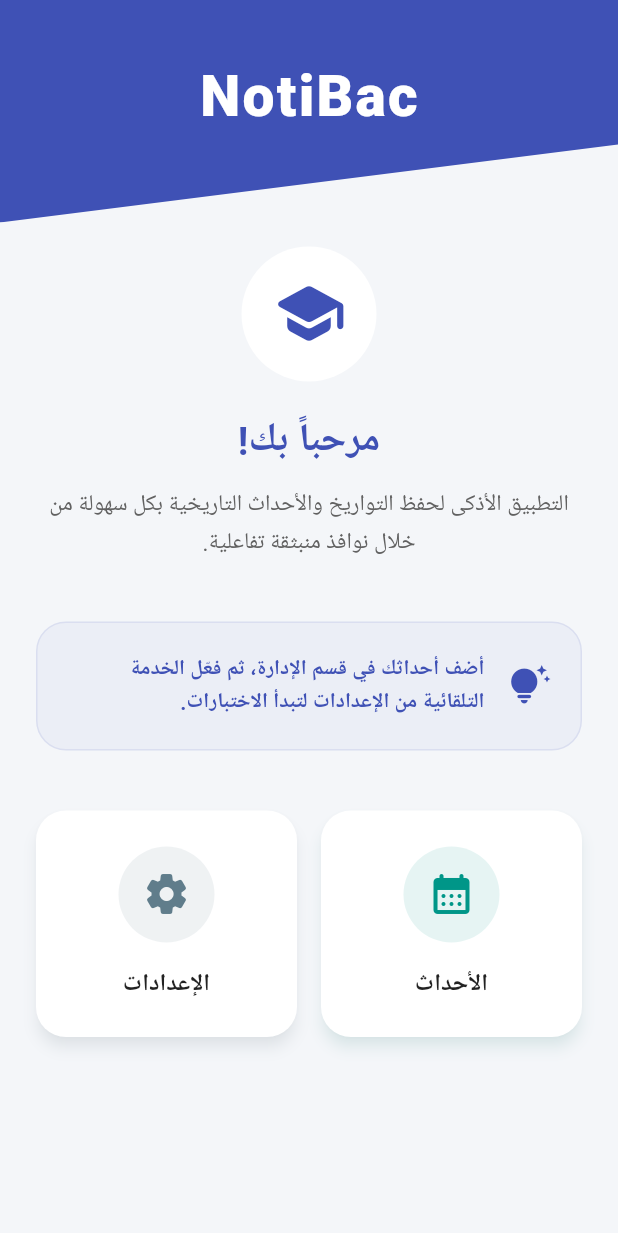
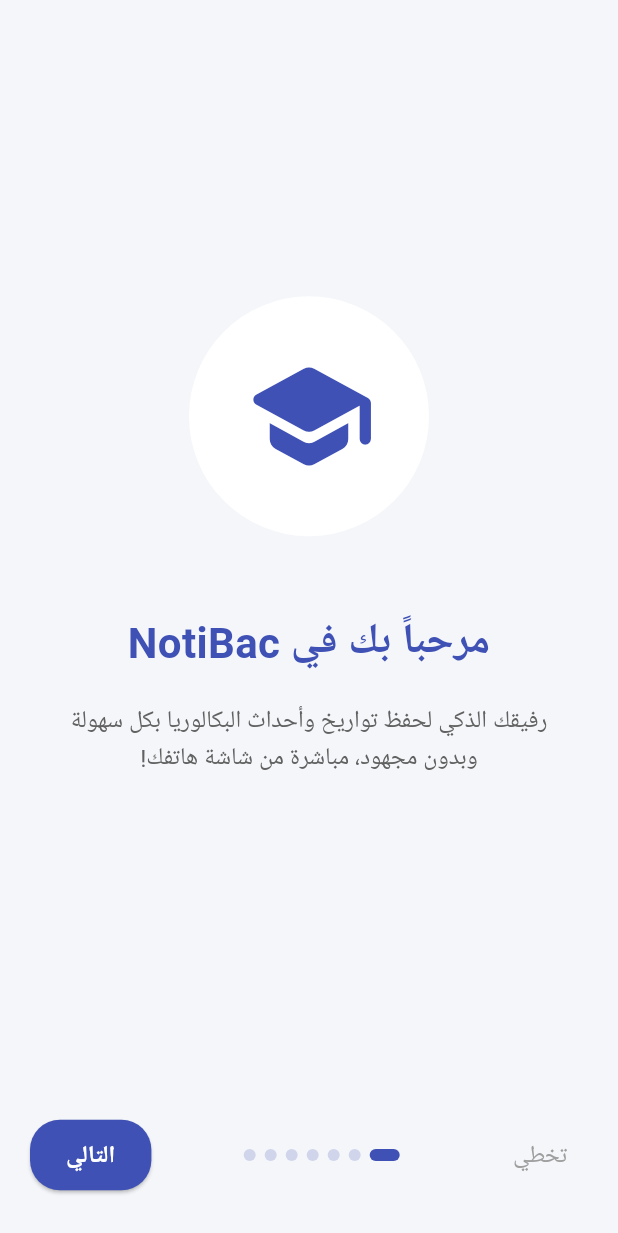
Before and after one commit to Mohamed-Boukra/NotiBac, a Flutter app: the screen it shows after launch, on a phone screen of 412 x 824 dp. Shown: the top 1233 px of the screen. Run offline on Flutter 3.47's test engine with Material 3 defaults, Android fonts, the phone set to English and light mode, and no system bars; our stand-ins replace shared_preferences.

Commit message:
add onboarding pages , and remove 30s testing button

```diff
--- a/lib/main.dart
+++ b/lib/main.dart
@@ -1,13 +1,20 @@
 import 'package:flutter/material.dart';
+import 'package:shared_preferences/shared_preferences.dart';
 import 'pages/home_page.dart';
+import 'pages/onboarding_page.dart';
 
 void main() async {
   WidgetsFlutterBinding.ensureInitialized();
-  runApp(const NotiBacApp());
+  final prefs = await SharedPreferences.getInstance();
+  final hasSeenOnboarding = prefs.getBool('has_seen_onboarding') ?? false;
+
+  runApp(NotiBacApp(hasSeenOnboarding: hasSeenOnboarding));
 }
 
 class NotiBacApp extends StatelessWidget {
-  const NotiBacApp({super.key});
+  final bool hasSeenOnboarding;
+
+  const NotiBacApp({super.key, required this.hasSeenOnboarding});
 
   @override
   Widget build(BuildContext context) {
@@ -21,7 +28,7 @@
         ),
         useMaterial3: true,
       ),
-      home: const HomePage(),
+      home: hasSeenOnboarding ? const HomePage() : const OnboardingPage(),
     );
   }
 }
--- a/lib/pages/home_page.dart
+++ b/lib/pages/home_page.dart
@@ -132,6 +132,33 @@
                           ),
                         ],
                       ),
+                      const SizedBox(height: 60),
+
+                      // Developer Credit
+                      Directionality(
+                        textDirection: TextDirection.ltr,
+                        child: Row(
+                          mainAxisAlignment: MainAxisAlignment.center,
+                          children: [
+                            const Icon(Icons.code_rounded, size: 18, color: Colors.indigo),
+                            const SizedBox(width: 8),
+                            Text(
+                              'Developed by ',
+                              style: TextStyle(fontSize: 13, color: Colors.grey[600]),
+                            ),
+                            const Text(
+                              'Mohamed Boukra',
+                              style: TextStyle(
+                                fontSize: 13,
+                                color: Colors.indigo,
+                                fontWeight: FontWeight.bold,
+                                letterSpacing: 0.5,
+                              ),
+                            ),
+                          ],
+                        ),
+                      ),
+                      const SizedBox(height: 20),
                     ],
                   ),
                 ),
--- /dev/null
+++ b/lib/pages/onboarding_page.dart
@@ -0,0 +1,435 @@
+import 'package:flutter/material.dart';
+import 'package:shared_preferences/shared_preferences.dart';
+import 'home_page.dart';
+
+class OnboardingPage extends StatefulWidget {
+  const OnboardingPage({super.key});
+  @override
+  State<OnboardingPage> createState() => _OnboardingPageState();
+}
+
+class _OnboardingPageState extends State<OnboardingPage> {
+  final PageController _controller = PageController();
+  int _currentPage = 0;
+  final int _totalPages = 7;
+
+  // Mock states for interactive elements
+  bool _cardFlipped = false;
+  String _mockPopupPosition = 'right';
+  bool _mockServiceEnabled = false;
+  double _mockFrequency = 20;
+  bool _mockDndEnabled = false;
+
+  // For the overlay popup preview
+  OverlayEntry? _overlayEntry;
+
+  void _finishOnboarding() async {
+    final prefs = await SharedPreferences.getInstance();
+    await prefs.setBool('has_seen_onboarding', true);
+    if (!mounted) return;
+    Navigator.pushReplacement(context, MaterialPageRoute(builder: (_) => const HomePage()));
+  }
+
+  void _showMockOverlay(String position) {
+    _overlayEntry?.remove();
+
+    _overlayEntry = OverlayEntry(builder: (context) {
+      return Align(
+        alignment: position == 'left'
+            ? Alignment.topLeft
+            : (position == 'center' ? Alignment.topCenter : Alignment.topRight),
+        child: Container(
+          margin: EdgeInsets.only(
+            top: MediaQuery.of(context).size.height / 6,
+            right: position == 'right' ? 16 : 0,
+            left: position == 'left' ? 16 : 0,
+          ),
+          child: Material(
+            color: Colors.transparent,
+            child: InkWell(
+              onTap: () {
+                _overlayEntry?.remove();
+                _overlayEntry = null;
+              },
+              borderRadius: BorderRadius.circular(50),
+              child: Container(
+                padding: const EdgeInsets.symmetric(horizontal: 24, vertical: 14),
+                decoration: BoxDecoration(
+                  color: const Color(0xFFE8EAF6),
+                  borderRadius: BorderRadius.circular(50),
+                  border: Border.all(color: Colors.white, width: 2),
+                  boxShadow: const [
+                    BoxShadow(color: Colors.black26, blurRadius: 8, offset: Offset(0, 4))
+                  ]
+                ),
+                child: const Text(
+                  '1954-11-01',
+                  style: TextStyle(color: Color(0xFF1A237E), fontSize: 18, fontWeight: FontWeight.bold),
+                  textAlign: TextAlign.center,
+                ),
+              ),
+            ),
+          ),
+        ),
+      );
+    });
+    Overlay.of(context).insert(_overlayEntry!);
+  }
+
+  @override
+  void dispose() {
+    _overlayEntry?.remove();
+    _controller.dispose();
+    super.dispose();
+  }
+
+  @override
+  Widget build(BuildContext context) {
+    return Scaffold(
+      backgroundColor: const Color(0xFFF4F6F9),
+      body: SafeArea(
+        child: Directionality(
+          textDirection: TextDirection.rtl,
+          child: Column(
+            children: [
+              Expanded(
+                child: PageView(
+                  controller: _controller,
+                  onPageChanged: (index) {
+                    setState(() => _currentPage = index);
+                    // Only show overlay on the position page (index 3)
+                    if (index != 3 && _overlayEntry != null) {
+                      _overlayEntry?.remove();
+                      _overlayEntry = null;
+                    }
+                  },
+                  children: [
+                    _buildPageWelcome(),
+                    _buildPageFlipCard(),
+                    _buildPageStart(),
+                    _buildPagePosition(),
+                    _buildPageFrequency(),
+                    _buildPageDnd(),
+                    _buildPageContent(),
+                  ],
+                ),
+              ),
+              _buildBottomControls(),
+            ],
+          ),
+        ),
+      ),
+    );
+  }
+
+  Widget _buildPageWelcome() {
+    return Padding(
+      padding: const EdgeInsets.all(40),
+      child: Column(
+        mainAxisAlignment: MainAxisAlignment.center,
+        children: [
+          const CircleAvatar(
+            radius: 80,
+            backgroundColor: Colors.white,
+            child: Icon(Icons.school_rounded, size: 90, color: Colors.indigo),
+          ),
+          const SizedBox(height: 50),
+          const Text('مرحباً بك في NotiBac', style: TextStyle(fontSize: 28, fontWeight: FontWeight.bold, color: Colors.indigo)),
+          const SizedBox(height: 20),
+          Text(
+            'رفيقك الذكي لحفظ تواريخ وأحداث البكالوريا بكل سهولة وبدون مجهود، مباشرة من شاشة هاتفك!',
+            textAlign: TextAlign.center,
+            style: TextStyle(fontSize: 16, color: Colors.grey[700], height: 1.5),
+          ),
+        ],
+      ),
+    );
+  }
+
+  Widget _buildPageContent() {
+    return Padding(
+      padding: const EdgeInsets.all(40),
+      child: Column(
+        mainAxisAlignment: MainAxisAlignment.center,
+        children: [
+          const Icon(Icons.library_books_rounded, size: 90, color: Colors.blue),
+          const SizedBox(height: 40),
+          const Text('محتوى جاهز وقابل للتخصيص', textAlign: TextAlign.center, style: TextStyle(fontSize: 26, fontWeight: FontWeight.bold, color: Colors.blue)),
+          const SizedBox(height: 20),
+          Text(
+            'التطبيق يحتوي مسبقاً على تواريخ 3 وحدات تاريخية للبكالوريا.\n\nولكن هذا ليس كل شيء! يمكنك إضافة القوائم الخاصة بك، ووضع أي سؤال وإجابة تريد حفظها (ليس فقط التواريخ!)',
+            textAlign: TextAlign.center,
+            style: TextStyle(fontSize: 16, color: Colors.grey[700], height: 1.5),
+          ),
+        ],
+      ),
+    );
+  }
+
+  Widget _buildPageFlipCard() {
+    return Padding(
+      padding: const EdgeInsets.all(40),
+      child: Column(
+        mainAxisAlignment: MainAxisAlignment.center,
+        children: [
+          const Text('كيف يعمل؟', style: TextStyle(fontSize: 28, fontWeight: FontWeight.bold, color: Colors.teal)),
+          const SizedBox(height: 20),
+          Text(
+            'ستظهر لك نافذة صغيرة عشوائياً وأنت تستخدم هاتفك.\nاضغط عليها لقلبها ومعرفة الإجابة!',
+            textAlign: TextAlign.center,
+            style: TextStyle(fontSize: 16, color: Colors.grey[700], height: 1.5),
+          ),
+          const SizedBox(height: 50),
+
+          GestureDetector(
+            onTap: () => setState(() => _cardFlipped = !_cardFlipped),
+            child: AnimatedContainer(
+              duration: const Duration(milliseconds: 300),
+              padding: const EdgeInsets.symmetric(horizontal: 24, vertical: 20),
+              decoration: BoxDecoration(
+                color: _cardFlipped ? const Color(0xFFE0F2F1) : const Color(0xFFE8EAF6),
+                borderRadius: BorderRadius.circular(50),
+                boxShadow: const [BoxShadow(color: Colors.black12, blurRadius: 10, offset: Offset(0, 5))],
+                border: Border.all(color: Colors.white, width: 3),
+              ),
+              child: Text(
+                _cardFlipped ? 'اندلاع الثورة التحريرية الكبرى' : '1954-11-01',
+                style: TextStyle(
+                  color: _cardFlipped ? const Color(0xFF004D40) : const Color(0xFF1A237E),
+                  fontSize: 20,
+                  fontWeight: FontWeight.bold,
+                ),
+                textAlign: TextAlign.center,
+              ),
+            ),
+          ),
+          const SizedBox(height: 20),
+          Row(
+            mainAxisAlignment: MainAxisAlignment.center,
+            children: [
+              Icon(Icons.touch_app, color: Colors.orange.shade400, size: 24),
+              const SizedBox(width: 8),
+              Text('جرب الضغط عليها!', style: TextStyle(color: Colors.orange.shade600, fontWeight: FontWeight.bold)),
+            ],
+          ),
+        ],
+      ),
+    );
+  }
+
+  Widget _buildPageStart() {
+    return Padding(
+      padding: const EdgeInsets.all(40),
+      child: Column(
+        mainAxisAlignment: MainAxisAlignment.center,
+        children: [
+          const Icon(Icons.power_settings_new_rounded, size: 90, color: Colors.green),
+          const SizedBox(height: 40),
+          const Text('ابدأ الاستخدام', style: TextStyle(fontSize: 28, fontWeight: FontWeight.bold, color: Colors.green)),
+          const SizedBox(height: 20),
+          Text(
+            'من صفحة الإعدادات، قم بتفعيل هذا الزر لتبدأ النوافذ بالظهور تلقائياً أثناء استخدامك للهاتف.',
+            textAlign: TextAlign.center,
+            style: TextStyle(fontSize: 16, color: Colors.grey[700], height: 1.5),
+          ),
+          const SizedBox(height: 40),
+          Container(
+            padding: const EdgeInsets.all(20),
+            decoration: BoxDecoration(
+              color: Colors.white,
+              borderRadius: BorderRadius.circular(20),
+              boxShadow: const [BoxShadow(color: Colors.black12, blurRadius: 10)],
+            ),
+            child: SwitchListTile(
+              title: const Text('تفعيل النوافذ التلقائية', style: TextStyle(fontWeight: FontWeight.bold)),
+              subtitle: Text(_mockServiceEnabled ? 'تعمل الآن' : 'متوقفة', style: TextStyle(color: _mockServiceEnabled ? Colors.teal : Colors.grey)),
+              value: _mockServiceEnabled,
+              activeColor: Colors.teal,
+              onChanged: (val) => setState(() => _mockServiceEnabled = val),
+            ),
+          ),
+        ],
+      ),
+    );
+  }
+
+  Widget _buildPagePosition() {
+    return Padding(
+      padding: const EdgeInsets.all(40),
+      child: Column(
+        mainAxisAlignment: MainAxisAlignment.center,
+        children: [
+          const Text('موضع النافذة', style: TextStyle(fontSize: 28, fontWeight: FontWeight.bold, color: Colors.deepPurple)),
+          const SizedBox(height: 20),
+          Text(
+            'اختر مكان ظهور النافذة على شاشتك. جرب الضغط على الأزرار أدناه لرؤية النتيجة فوراً!',
+            textAlign: TextAlign.center,
+            style: TextStyle(fontSize: 16, color: Colors.grey[700], height: 1.5),
+          ),
+          const SizedBox(height: 50),
+
+          Row(
+            children: [
+              Expanded(child: _buildPositionOption('يمين', 'right', Icons.align_horizontal_right_rounded)),
+              const SizedBox(width: 12),
+              Expanded(child: _buildPositionOption('الوسط', 'center', Icons.align_horizontal_center_rounded)),
+              const SizedBox(width: 12),
+              Expanded(child: _buildPositionOption('يسار', 'left', Icons.align_horizontal_left_rounded)),
+            ],
+          ),
+        ],
+      ),
+    );
+  }
+
+  Widget _buildPositionOption(String title, String value, IconData icon) {
+    final isSelected = _mockPopupPosition == value;
+    return InkWell(
+      onTap: () {
+        setState(() => _mockPopupPosition = value);
+        _showMockOverlay(value);
+      },
+      borderRadius: BorderRadius.circular(12),
+      child: Container(
+        padding: const EdgeInsets.symmetric(vertical: 12),
+        decoration: BoxDecoration(
+          color: isSelected ? Colors.deepPurple : Colors.transparent,
+          borderRadius: BorderRadius.circular(12),
+          border: Border.all(color: isSelected ? Colors.deepPurple : Colors.grey.withValues(alpha: 0.3)),
+        ),
+        child: Column(
+          children: [
+            Icon(icon, color: isSelected ? Colors.white : Colors.blueGrey, size: 24),
+            const SizedBox(height: 8),
+            Text(title, style: TextStyle(color: isSelected ? Colors.white : Colors.blueGrey, fontWeight: isSelected ? FontWeight.bold : FontWeight.normal, fontSize: 13)),
+          ],
+        ),
+      ),
+    );
+  }
+
+  Widget _buildPageFrequency() {
+    return Padding(
+      padding: const EdgeInsets.all(40),
+      child: Column(
+        mainAxisAlignment: MainAxisAlignment.center,
+        children: [
+          const Icon(Icons.timer_rounded, size: 90, color: Colors.orange),
+          const SizedBox(height: 40),
+          const Text('وتيرة الظهور', style: TextStyle(fontSize: 28, fontWeight: FontWeight.bold, color: Colors.orange)),
+          const SizedBox(height: 20),
+          Text(
+            'تحكم في مدى سرعة ظهور النوافذ. يمكنك اختيار الوقت بين كل نافذة وأخرى.',
+            textAlign: TextAlign.center,
+            style: TextStyle(fontSize: 16, color: Colors.grey[700], height: 1.5),
+          ),
+          const SizedBox(height: 40),
+          Container(
+            padding: const EdgeInsets.all(20),
+            decoration: BoxDecoration(
+              color: Colors.white,
+              borderRadius: BorderRadius.circular(20),
+              boxShadow: const [BoxShadow(color: Colors.black12, blurRadius: 10)],
+            ),
+            child: Column(
+              children: [
+                Text('الفاصل الزمني: ${_mockFrequency.toInt()} دقيقة', style: const TextStyle(fontWeight: FontWeight.bold, fontSize: 16, color: Colors.indigo)),
+                Slider(
+                  value: _mockFrequency,
+                  min: 5,
+                  max: 120,
+                  divisions: 23,
+                  activeColor: Colors.indigo,
+                  onChanged: (val) => setState(() => _mockFrequency = val),
+                ),
+              ],
+            ),
+          ),
+        ],
+      ),
+    );
+  }
+
+  Widget _buildPageDnd() {
+    return Padding(
+      padding: const EdgeInsets.all(40),
+      child: Column(
+        mainAxisAlignment: MainAxisAlignment.center,
+        children: [
+          const Icon(Icons.bedtime_rounded, size: 90, color: Colors.indigoAccent),
+          const SizedBox(height: 40),
+          const Text('وقت النوم', style: TextStyle(fontSize: 28, fontWeight: FontWeight.bold, color: Colors.indigoAccent)),
+          const SizedBox(height: 20),
+          Text(
+            'لا تقلق من الإزعاج ليلاً! فعّل وضع "عدم الإزعاج" ليتم إيقاف النوافذ المنبثقة تلقائياً في أوقات نومك.',
+            textAlign: TextAlign.center,
+            style: TextStyle(fontSize: 16, color: Colors.grey[700], height: 1.5),
+          ),
+          const SizedBox(height: 40),
+          Container(
+            padding: const EdgeInsets.all(20),
+            decoration: BoxDecoration(
+              color: Colors.white,
+              borderRadius: BorderRadius.circular(20),
+              boxShadow: const [BoxShadow(color: Colors.black12, blurRadius: 10)],
+            ),
+            child: SwitchListTile(
+              title: const Text('عدم الإزعاج', style: TextStyle(fontWeight: FontWeight.bold)),
+              subtitle: Text('23:00 إلى 07:00', style: TextStyle(color: _mockDndEnabled ? Colors.indigoAccent : Colors.grey)),
+              value: _mockDndEnabled,
+              activeColor: Colors.indigoAccent,
+              onChanged: (val) => setState(() => _mockDndEnabled = val),
+            ),
+          ),
+        ],
+      ),
+    );
+  }
+
+  Widget _buildBottomControls() {
+    return Padding(
+      padding: const EdgeInsets.symmetric(horizontal: 20, vertical: 30),
+      child: Row(
+        mainAxisAlignment: MainAxisAlignment.spaceBetween,
+        children: [
+          TextButton(
+            onPressed: _finishOnboarding,
+            child: const Text('تخطي', style: TextStyle(fontSize: 16, color: Colors.grey)),
+          ),
+          Row(
+            children: List.generate(_totalPages, (index) => _buildDot(index)),
+          ),
+          ElevatedButton(
+            style: ElevatedButton.styleFrom(
+              backgroundColor: Colors.indigo,
+              foregroundColor: Colors.white,
+              shape: RoundedRectangleBorder(borderRadius: BorderRadius.circular(20)),
+              padding: const EdgeInsets.symmetric(horizontal: 24, vertical: 12),
+            ),
+            onPressed: () {
+              if (_currentPage == _totalPages - 1) {
+                _finishOnboarding();
+              } else {
+                _controller.nextPage(duration: const Duration(milliseconds: 300), curve: Curves.easeInOut);
+              }
+            },
+            child: Text(_currentPage == _totalPages - 1 ? 'ابدأ الآن' : 'التالي', style: const TextStyle(fontSize: 16, fontWeight: FontWeight.bold)),
+          ),
+        ],
+      ),
+    );
+  }
+
+  Widget _buildDot(int index) {
+    return AnimatedContainer(
+      duration: const Duration(milliseconds: 200),
+      margin: const EdgeInsets.symmetric(horizontal: 3),
+      height: 8,
+      width: _currentPage == index ? 20 : 8,
+      decoration: BoxDecoration(
+        color: _currentPage == index ? Colors.indigo : Colors.indigo.withValues(alpha: 0.2),
+        borderRadius: BorderRadius.circular(4),
+      ),
+    );
+  }
+}
--- a/lib/pages/settings_page.dart
+++ b/lib/pages/settings_page.dart
@@ -334,6 +334,7 @@
             const SizedBox(height: 40),
 
             // ── Test Button ──
+            /*
             ElevatedButton(
               style: ElevatedButton.styleFrom(
                 padding: const EdgeInsets.symmetric(vertical: 18),
@@ -358,6 +359,7 @@
                 ],
               ),
             ),
+            */
             const SizedBox(height: 30),
           ],
         ),
```
